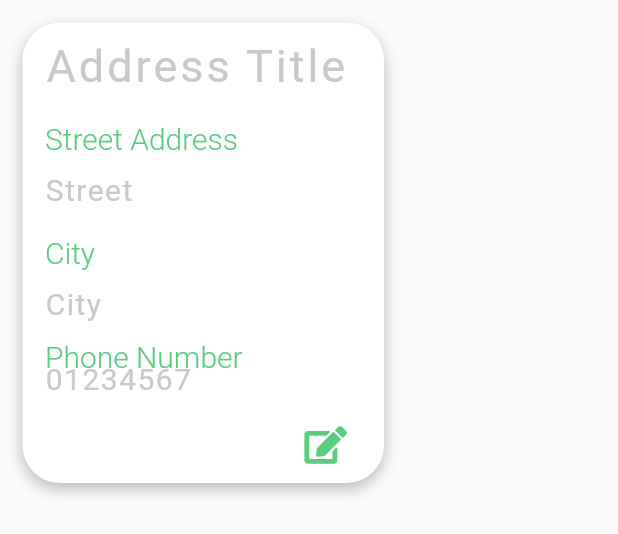
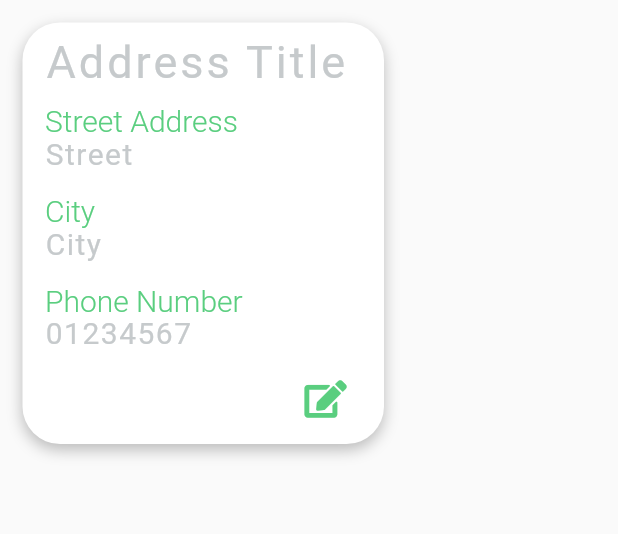
Before and after one commit to MariamElZaatari/ButlerChef, a Flutter app: the Address widget shown alone on an empty page, opened directly, on a phone screen of 412 x 824 dp. Shown: the top 534 px of the screen. Run offline on Flutter 3.47's test engine with Material 2 defaults, Android fonts, the phone set to English and light mode, and no system bars; our stand-ins replace font_awesome_flutter, shared_preferences; accounts and stored records are empty; network calls fail.

Commit message:
Addres Size Widget Modified and Expanded Widgets Fixed

```diff
--- a/butlerchef_frontend/lib/widgets/address.dart
+++ b/butlerchef_frontend/lib/widgets/address.dart
@@ -49,7 +49,7 @@ class AddressState extends State<Address> {
   @override
   Widget build(BuildContext context) {
     return Container(
-      height: 307,
+      height: 281,
       width: 241,
       margin: const EdgeInsets.fromLTRB(15, 15, 15, 0),
       padding: const EdgeInsets.symmetric(horizontal: 15, vertical: 21),
@@ -168,8 +168,7 @@ class AddressState extends State<Address> {
           ),
           Expanded(
               flex: 2,
-            child: Column(
-              children: [
+              child: Column(children: [
                 const Expanded(
                     flex: 1,
                     child: Align(
@@ -201,6 +200,7 @@ class AddressState extends State<Address> {
                         textAlign: TextAlign.left,
                       ),
                     )),
+              ])),
           Expanded(
               flex: 1,
               child: Align(
@@ -218,9 +218,6 @@ class AddressState extends State<Address> {
                       })))
         ],
       ),
-          ),
-        ],
-      ),
     );
   }
 }
```
Lines whose indentation alone changed are shown as unchanged.
